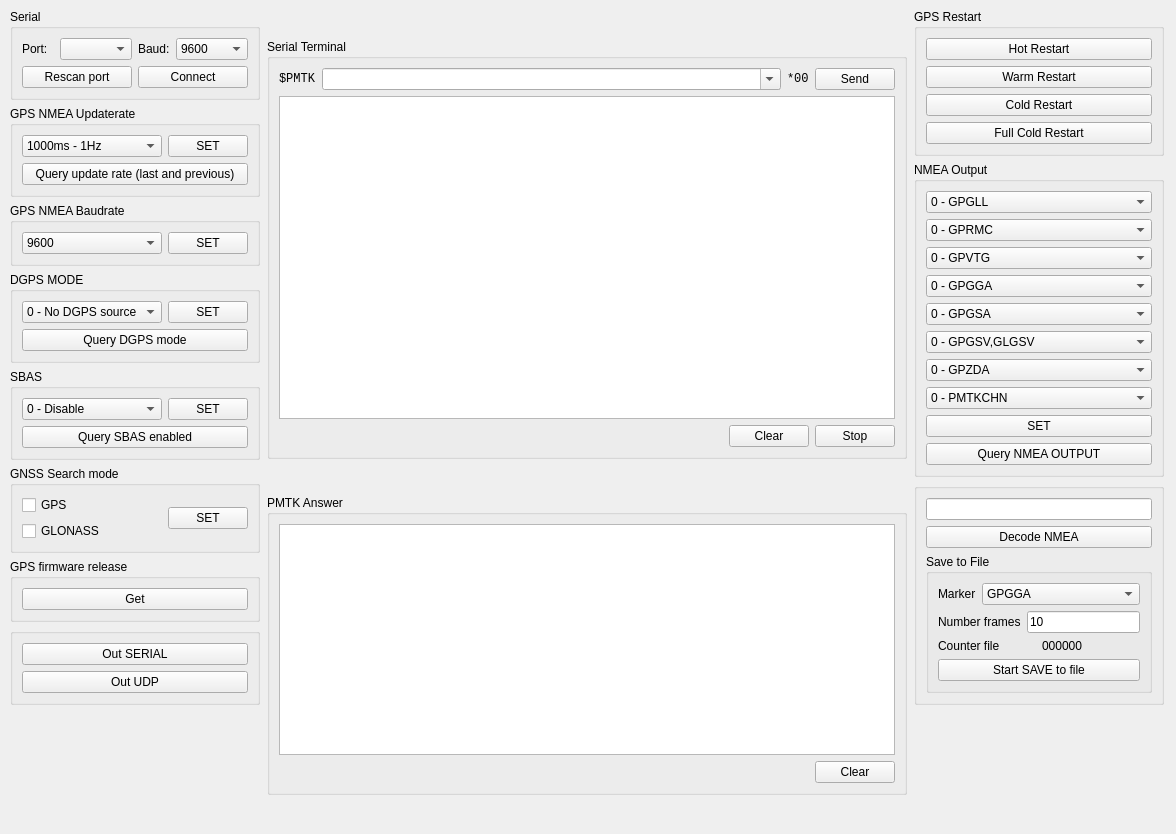
DamianPodrazaCode/GPS_resender, file GPS_resender/mainwindow.ui: the form before one commit.
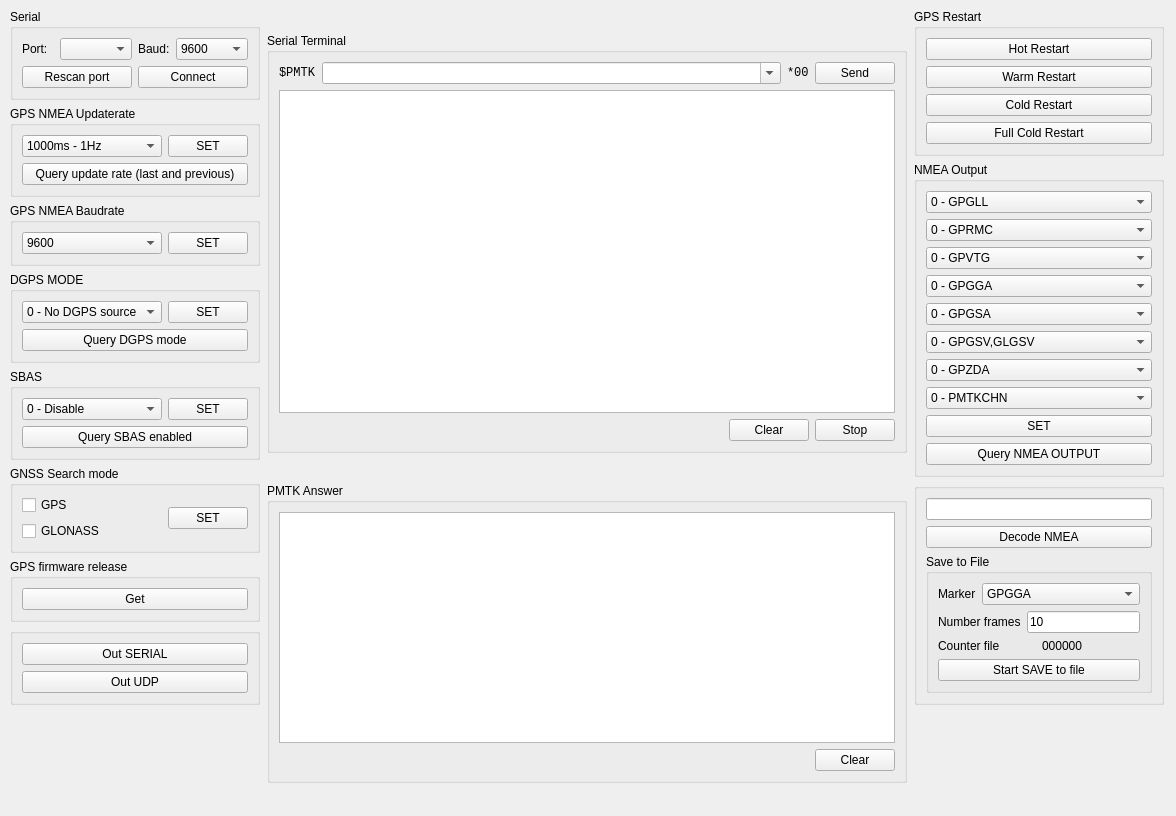
The form after the commit.

Diff of the .ui file:
```diff
--- a/GPS_resender/mainwindow.ui
+++ b/GPS_resender/mainwindow.ui
@@ -7,7 +7,7 @@
     <x>0</x>
     <y>0</y>
     <width>1176</width>
-    <height>834</height>
+    <height>816</height>
    </rect>
   </property>
   <property name="sizePolicy">
```
